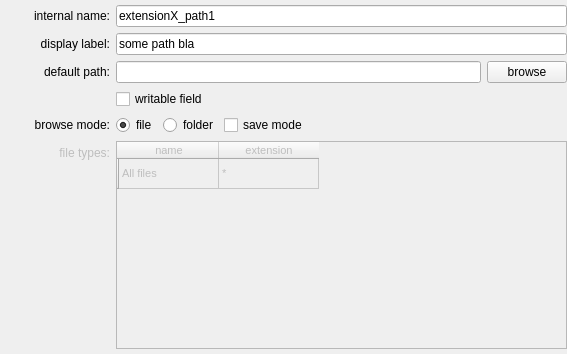
The window that ui/a2ctrl/path_edit.ui (ewerybody/a2) describes before a commit, drawn with Qt 5.
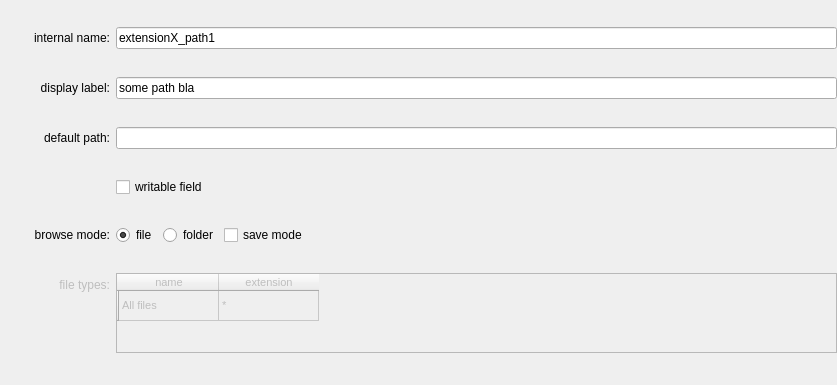
The same window after the commit. Custom widgets are drawn as their Qt base class.

Commit message: more wip on the path_field

```diff
--- a/ui/a2ctrl/path_edit.ui
+++ b/ui/a2ctrl/path_edit.ui
@@ -6,8 +6,8 @@
    <rect>
     <x>0</x>
     <y>0</y>
-    <width>567</width>
-    <height>354</height>
+    <width>837</width>
+    <height>385</height>
    </rect>
   </property>
   <property name="windowTitle">
@@ -75,6 +75,13 @@
      </property>
     </widget>
    </item>
+   <item row="2" column="1">
+    <widget class="PathField" name="cfg_value">
+     <property name="text">
+      <string/>
+     </property>
+    </widget>
+   </item>
    <item row="2" column="0">
     <widget class="QLabel" name="defaultPathLabel">
      <property name="minimumSize">
@@ -91,40 +98,10 @@
      </property>
     </widget>
    </item>
-   <item row="2" column="1">
-    <layout class="QHBoxLayout" name="horizontalLayout">
-     <property name="topMargin">
-      <number>0</number>
-     </property>
-     <item>
-      <widget class="QLineEdit" name="cfg_value">
-       <property name="text">
-        <string/>
-       </property>
-      </widget>
-     </item>
-     <item>
-      <widget class="QPushButton" name="pushButton">
-       <property name="text">
-        <string>browse</string>
-       </property>
-      </widget>
-     </item>
-    </layout>
-   </item>
-   <item row="4" column="0">
-    <widget class="QLabel" name="label_3">
-     <property name="minimumSize">
-      <size>
-       <width>100</width>
-       <height>0</height>
-      </size>
-     </property>
+   <item row="3" column="1">
+    <widget class="QCheckBox" name="cfg_writable">
      <property name="text">
-      <string>browse mode:</string>
-     </property>
-     <property name="alignment">
-      <set>Qt::AlignRight|Qt::AlignTrailing|Qt::AlignVCenter</set>
+      <string>writable field</string>
      </property>
     </widget>
    </item>
@@ -159,10 +136,19 @@
      </item>
     </layout>
    </item>
-   <item row="3" column="1">
-    <widget class="QCheckBox" name="cfg_writable">
+   <item row="4" column="0">
+    <widget class="QLabel" name="label_3">
+     <property name="minimumSize">
+      <size>
+       <width>100</width>
+       <height>0</height>
+      </size>
+     </property>
      <property name="text">
-      <string>writable field</string>
+      <string>browse mode:</string>
+     </property>
+     <property name="alignment">
+      <set>Qt::AlignRight|Qt::AlignTrailing|Qt::AlignVCenter</set>
      </property>
     </widget>
    </item>
@@ -190,6 +176,12 @@
      <property name="enabled">
       <bool>false</bool>
      </property>
+     <property name="maximumSize">
+      <size>
+       <width>16777215</width>
+       <height>80</height>
+      </size>
+     </property>
      <property name="font">
       <font>
        <pointsize>8</pointsize>
@@ -224,6 +216,13 @@
    </item>
   </layout>
  </widget>
+ <customwidgets>
+  <customwidget>
+   <class>PathField</class>
+   <extends>QLineEdit</extends>
+   <header>a2ctrl.path_field</header>
+  </customwidget>
+ </customwidgets>
  <resources/>
  <connections/>
 </ui>
```
The commit also changes 5 other files.
